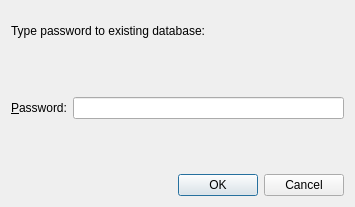
Old version of the form dialogs/PreviousPasswordDialog.ui in the repository veaceslav/qpass-qt5.
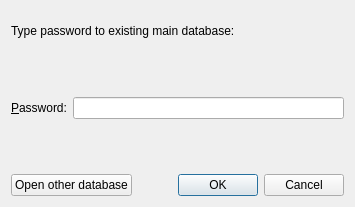
New version of the form.

Commit message: Added option to open other than main database

```diff
--- a/dialogs/PreviousPasswordDialog.ui
+++ b/dialogs/PreviousPasswordDialog.ui
@@ -31,7 +31,7 @@
         </size>
        </property>
        <property name="text">
-        <string>Type password to existing database:</string>
+        <string>Type password to existing main database:</string>
        </property>
       </widget>
      </item>
@@ -71,6 +71,28 @@
     </layout>
    </item>
    <item>
+    <layout class="QHBoxLayout" name="horizontalLayout">
+     <item>
+      <widget class="QPushButton" name="openOtherButton">
+       <property name="text">
+        <string>Open other database</string>
+       </property>
+      </widget>
+     </item>
+     <item>
+      <spacer name="horizontalSpacer">
+       <property name="orientation">
+        <enum>Qt::Horizontal</enum>
+       </property>
+       <property name="sizeHint" stdset="0">
+        <size>
+         <width>40</width>
+         <height>20</height>
+        </size>
+       </property>
+      </spacer>
+     </item>
+     <item>
     <widget class="QDialogButtonBox" name="buttonBox">
      <property name="orientation">
       <enum>Qt::Horizontal</enum>
@@ -81,6 +103,8 @@
     </widget>
    </item>
   </layout>
+   </item>
+  </layout>
  </widget>
  <tabstops>
   <tabstop>passwordEdit</tabstop>
```
Left out of the diff: 20 changed lines with no effect on the pictures. Lines whose indentation alone changed are shown as unchanged. The commit also changes 6 other files.
